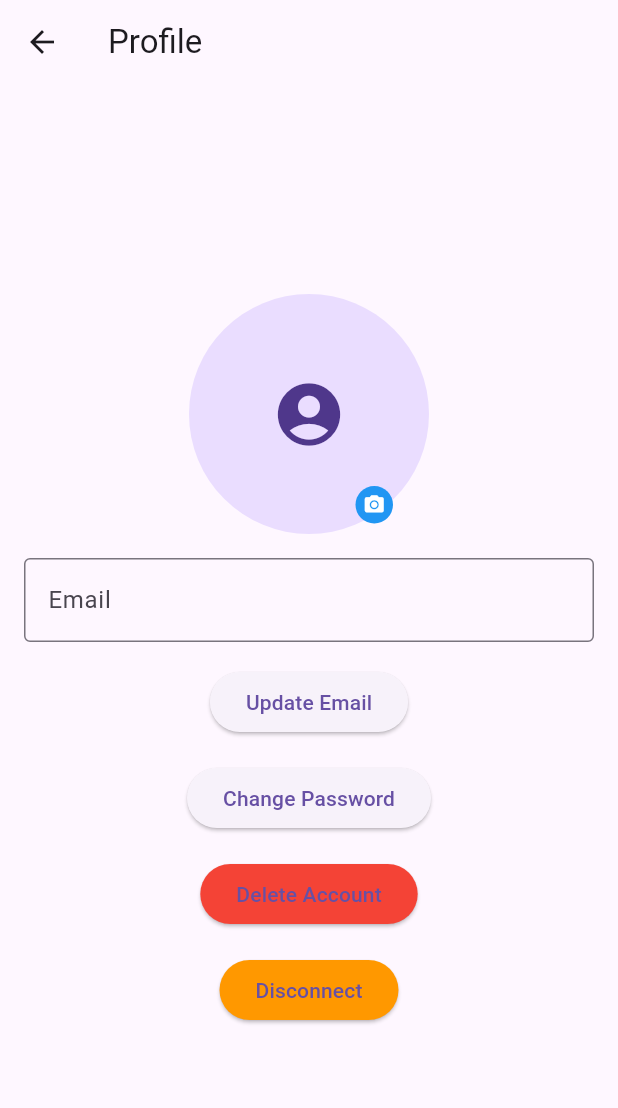
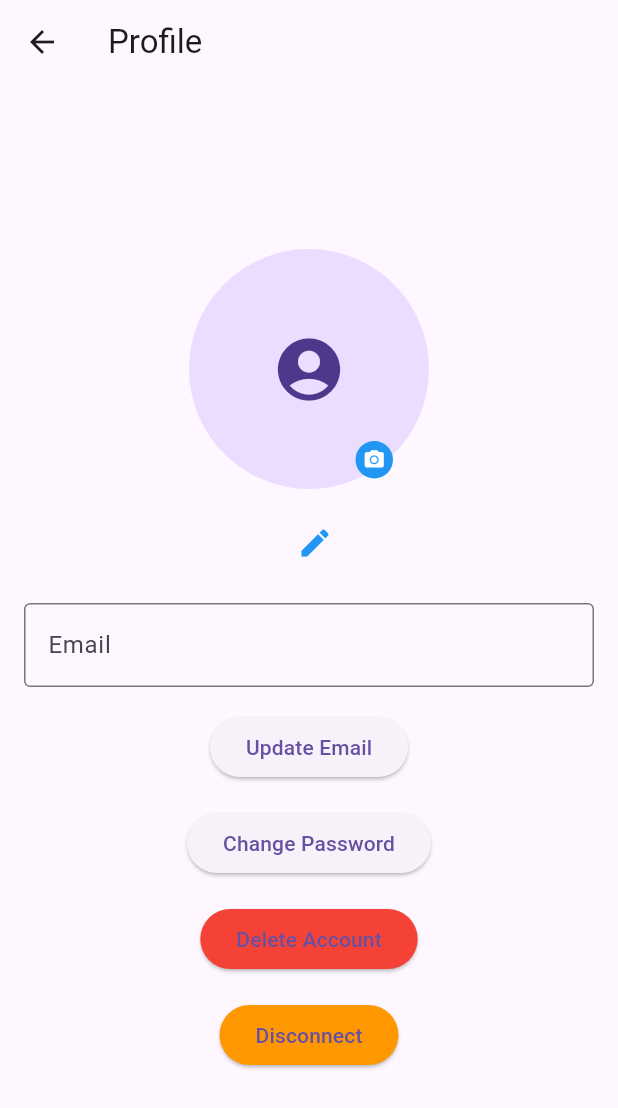
Before and after one commit to Chrislou23/flutter-group7, a Flutter app: the ProfilePage screen opened directly with empty values, on a phone screen of 412 x 824 dp. Shown: the top 1108 px of the screen. Run offline on Flutter 3.47's test engine with Material 3 defaults, Android fonts, the phone set to English and light mode, and no system bars; our stand-ins replace cloud_firestore, firebase_auth, firebase_core, firebase_storage, image_picker, shared_preferences; accounts and stored records are empty.

Commit message:
Created username edit button but not fetch the username from db yet

```diff
--- a/lib/pages/account_page/profile_page.dart
+++ b/lib/pages/account_page/profile_page.dart
@@ -19,12 +19,33 @@ class _ProfilePageState extends State<ProfilePage> {
   final ImagePicker _picker = ImagePicker();
   String _errorMessage = '';
   String? _photoURL;
+  String _username = ''; // Initialize the username
 
   @override
   void initState() {
     super.initState();
     _emailController.text = widget.user.email ?? '';
     _photoURL = widget.user.photoURL;
+    _fetchUsername(); // Fetch user data when the profile page is initialized
+  }
+
+  Future<void> _fetchUsername() async {
+    try {
+      // Fetch the username from Firestore or other data source
+      DocumentSnapshot userDoc = await FirebaseFirestore.instance
+          .collection('users')
+          .doc(widget.user.uid)
+          .get();
+      if (userDoc.exists) {
+        setState(() {
+          _username = userDoc['username'] ?? 'Unknown'; // Set the username
+        });
+      }
+    } catch (e) {
+      setState(() {
+        _errorMessage = 'Failed to fetch username: $e';
+      });
+    }
   }
 
   Future<void> _updateProfilePicture() async {
@@ -244,6 +265,29 @@ class _ProfilePageState extends State<ProfilePage> {
                 ),
               ],
             ),
+            const SizedBox(height: 12.0),
+            Row(
+              mainAxisAlignment: MainAxisAlignment.center,
+              children: [
+                Text(
+                  _username,
+                  style: const TextStyle(
+                    fontSize: 18.0,
+                    fontWeight: FontWeight.bold,
+                  ),
+                ),
+                const SizedBox(width: 8.0),
+                IconButton(
+                  icon: const Icon(
+                    Icons.edit,
+                    color: Colors.blue,
+                  ),
+                  onPressed: () {
+                    // Implement username edit functionality here
+                  },
+                ),
+              ],
+            ),
             const SizedBox(height: 16.0),
             TextField(
               controller: _emailController,
```
